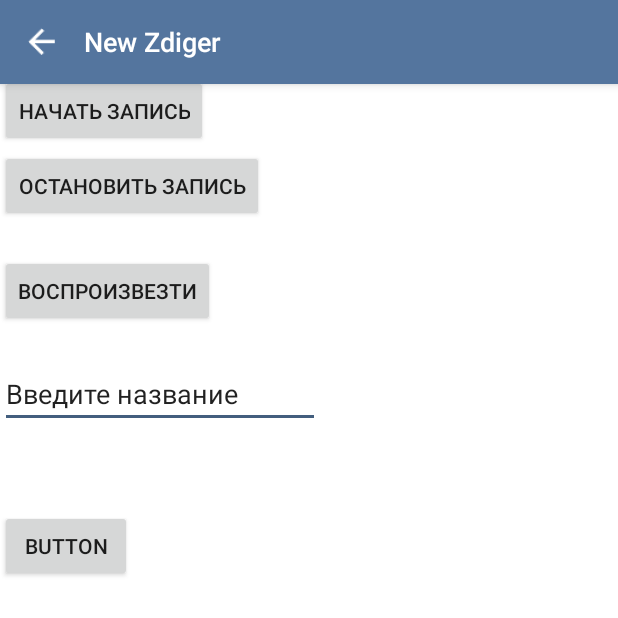
After one commit to radivanovich1/zdigers, an Android app: the New_zdigerActivity screen opened directly, with no data from a screen before it, on a phone screen of 412 x 824 dp, the top half of it. The commit adds this screen. Run offline under Robolectric (Android 15) with nearby library versions, the phone set to English and light mode, and no system bars.

Commit message:
fucking commit

```diff
--- a/app/build.gradle
+++ b/app/build.gradle
@@ -34,4 +34,5 @@ dependencies {
     compile 'com.squareup.picasso:picasso:2.3.2'
     compile 'com.android.support:design:23.2.1'
     compile 'org.jsoup:jsoup:1.10.2'
+    compile files('lib/jave-1.0.2.jar')
 }
--- a/app/src/main/java/sweet/messager/vk/ui/ChatActivity.java
+++ b/app/src/main/java/sweet/messager/vk/ui/ChatActivity.java
@@ -56,7 +56,6 @@ import sweet.messager.vk.api.Async;
 import sweet.messager.vk.api.VK;
 import sweet.messager.vk.api.VKException;
 import sweet.messager.vk.db.Method;
-import sweet.messager.vk.db.addStickersToDb;
 import sweet.messager.vk.interfaces.FragmentListener;
 import sweet.messager.vk.interfaces.OnRecyclerItemListener;
 import sweet.messager.vk.model.HistoryResult;
@@ -140,11 +139,12 @@ public class ChatActivity extends Fragment {
         View view = getView();
 
 
-
+        sendButton = (ImageView) view.findViewById(R.id.btnSend);
         final LinearLayout toolbar = (LinearLayout) view.findViewById(R.id.toolbar);
         if (ApplicationName.colors != null) {
             toolbar.setBackgroundColor(ApplicationName.colors.toolBarColor);
             view.findViewById(R.id.main).setBackgroundColor(ApplicationName.colors.chatBg);
+            sendButton.setColorFilter(ApplicationName.colors.toolBarColor);
         }
 
         final RecyclerView chats = (RecyclerView) view.findViewById(R.id.list_view_messages);
@@ -167,7 +167,7 @@ public class ChatActivity extends Fragment {
 
 
         Method.addid(id);
-        sendButton = (ImageView) view.findViewById(R.id.btnSend);
+
         list_view_attachments = (RecyclerView) view.findViewById(R.id.list_view_attachments);
         topText = mBundle.getString("title");
 
--- /dev/null
+++ b/app/src/main/res/layout/activity_new_zdiger.xml
@@ -0,0 +1,89 @@
+<?xml version="1.0" encoding="utf-8"?>
+<android.support.design.widget.CoordinatorLayout xmlns:android="http://schemas.android.com/apk/res/android"
+    xmlns:app="http://schemas.android.com/apk/res-auto"
+    xmlns:tools="http://schemas.android.com/tools"
+    android:layout_width="match_parent"
+    android:layout_height="match_parent"
+    android:fitsSystemWindows="true"
+    tools:context="sweet.messager.vk.ui.New_zdigerActivity">
+
+
+    <android.support.design.widget.AppBarLayout
+        android:layout_width="match_parent"
+        android:layout_height="wrap_content"
+        android:theme="@style/AppTheme.AppBarOverlay">
+
+        <android.support.v7.widget.Toolbar
+            android:id="@+id/toolbar"
+            android:layout_width="match_parent"
+            android:layout_height="?attr/actionBarSize"
+            android:background="?attr/colorPrimary"
+            app:popupTheme="@style/AppTheme.PopupOverlay"
+            app:contentInsetStart="0dp"
+            >
+            >
+            <ImageView
+            android:layout_width="?attr/actionBarSize"
+            android:layout_height="?attr/actionBarSize"
+            android:id="@+id/button_back_new_zdiger"
+            android:src="@mipmap/ic_toolbar_back"
+                android:background="?attr/selectableItemBackground"
+            android:layout_weight="0.04"
+                />
+            <TextView
+                android:layout_width="wrap_content"
+                android:layout_height="wrap_content"
+                android:text="New Zdiger"
+                android:textSize="18dp"
+                style="@style/ActionBar.Transparent.VKMessages.Title"/>
+        </android.support.v7.widget.Toolbar>
+
+    </android.support.design.widget.AppBarLayout>
+
+    <include layout="@layout/content_new_zdiger"
+        android:id="@+id/include"
+
+        />
+
+
+    <Button
+        android:text="Начать запись"
+        android:layout_width="wrap_content"
+        android:layout_height="wrap_content"
+        android:id="@+id/button_record"
+        android:elevation="0dp"
+        android:layout_marginTop="50dp"/>
+    <Button
+        android:text="Остановить запись"
+        android:layout_width="wrap_content"
+        android:layout_height="wrap_content"
+        android:id="@+id/button_stop"
+        android:elevation="0dp"
+        android:layout_marginTop="100dp"/>
+    <Button
+        android:text="Воспроизвезти"
+        android:layout_width="wrap_content"
+        android:layout_height="wrap_content"
+        android:id="@+id/button_play"
+        android:elevation="0dp"
+        android:layout_marginTop="170dp"/>
+
+    <EditText
+        android:layout_width="wrap_content"
+        android:layout_height="wrap_content"
+        android:inputType="textPersonName"
+        android:text="Введите название"
+        android:ems="10"
+        android:id="@+id/name_z"
+        android:layout_marginTop="240dp"
+        />
+
+    <Button
+        android:text="Button"
+        android:layout_width="wrap_content"
+        android:layout_height="wrap_content"
+        android:layout_marginTop="340dp"
+
+        android:id="@+id/button_save" />
+
+</android.support.design.widget.CoordinatorLayout>
--- /dev/null
+++ b/app/src/main/res/layout/content_new_zdiger.xml
@@ -0,0 +1,16 @@
+<?xml version="1.0" encoding="utf-8"?>
+<RelativeLayout xmlns:android="http://schemas.android.com/apk/res/android"
+    xmlns:app="http://schemas.android.com/apk/res-auto"
+    xmlns:tools="http://schemas.android.com/tools"
+    android:id="@+id/content_new_zdiger"
+    android:layout_width="match_parent"
+    android:layout_height="match_parent"
+    android:paddingBottom="@dimen/activity_vertical_margin"
+    android:paddingLeft="@dimen/activity_horizontal_margin"
+    android:paddingRight="@dimen/activity_horizontal_margin"
+    android:paddingTop="@dimen/activity_vertical_margin"
+    app:layout_behavior="@string/appbar_scrolling_view_behavior"
+    tools:context="sweet.messager.vk.ui.New_zdigerActivity"
+    tools:showIn="@layout/activity_new_zdiger">
+
+</RelativeLayout>
--- a/app/src/main/res/values/strings.xml
+++ b/app/src/main/res/values/strings.xml
@@ -43,5 +43,6 @@
     <string name="title_activity_color_select">ColorSelectActivity</string>
     <string name="title_activity_object">ObjectActivity</string>
     <string name="title_activity_multimedia">MultimediaActivity</string>
+    <string name="title_activity_new_zdiger"></string>
 
 </resources>
```
Also changed, not shown: app/src/main/AndroidManifest.xml (+8 -0 lines), app/src/main/java/sweet/messager/vk/db/Method.java (+13 -0 lines), app/src/main/java/sweet/messager/vk/ui/New_zdigerActivity.java (added, +469 -0 lines), app/src/main/java/sweet/messager/vk/ui/ZdigerActivity.java (+4 -9 lines), app/src/main/java/sweet/messager/vk/utils/Body.java (+4 -13 lines), app/src/main/res/layout/activity_zdiger2.xml (+17 -9 lines), 4 other files.
